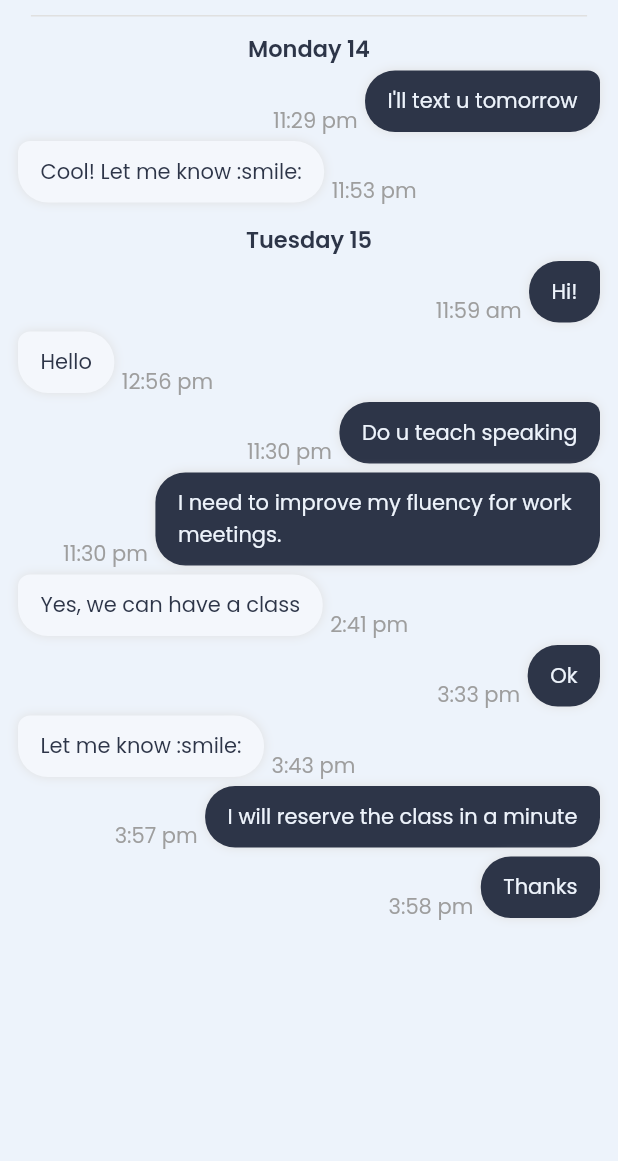
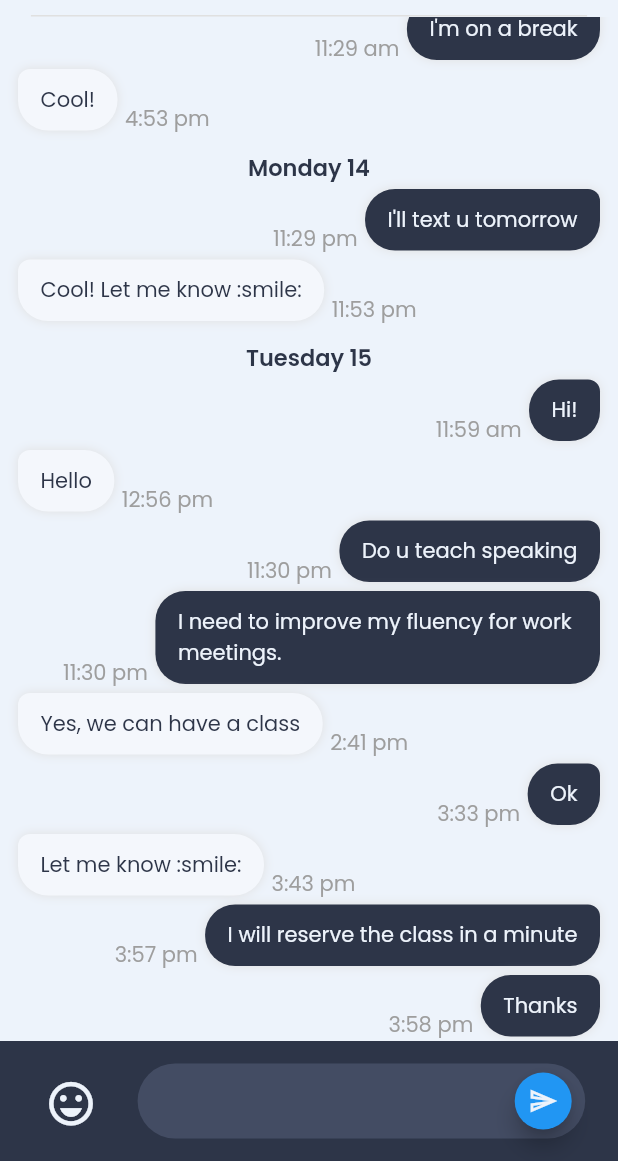
Before and after one commit to JoelBorrero/paikee_flutter, a Flutter app: the ChatView screen opened directly with empty values, on a phone screen of 412 x 824 dp, the part 75-1236 px from its top. Run offline on Flutter 3.47's test engine with Material 2 defaults, Android fonts, the light colour scheme and no system bars; our stand-ins replace badges, bloc, dio, equatable, flutter_secure_storage, google_fonts and 1 more; accounts and stored records are empty; network calls fail.

Commit message:
chat and taken classes

```diff
--- a/lib/backend/auth.dart
+++ b/lib/backend/auth.dart
@@ -48,4 +48,5 @@ Future<User> loginDemo(String email, String password) async {
 Future logout() async {
   final prefs = await SharedPreferences.getInstance();
   prefs.remove("user");
+  print("logged out succesfully");
 }
--- a/lib/main.dart
+++ b/lib/main.dart
@@ -59,7 +59,7 @@ class _WrapperState extends State<Wrapper> {
     bool authenticated = (_user?.id ?? -1) >= 0;
     return Scaffold(
       body: authenticated ? MainView(user: _user!) : const Authentication(),
-      resizeToAvoidBottomInset: false,
+      // resizeToAvoidBottomInset: false,
     );
   }
 }
--- a/lib/screens/home/main_view.dart
+++ b/lib/screens/home/main_view.dart
@@ -4,6 +4,8 @@ import 'package:paikee/backend/models/user.dart';
 import 'package:paikee/screens/home/messages/messages_list.dart';
 import 'package:paikee/screens/home/profile.dart';
 import 'package:paikee/screens/home/rooms.dart';
+import 'package:paikee/screens/home/scheduled/scheduled.dart';
+import 'package:paikee/screens/home/scheduled/scheduled_classes.dart';
 import 'package:paikee/widgets/components/navigation_bar.dart';
 
 PageController _mainController = PageController();
@@ -29,7 +31,7 @@ class _MainViewState extends State<MainView> {
               const Rooms(),
               const Messages(),
               const Center(child: Text("HOME")),
-              const Center(child: Text("BOOK")),
+              const Scheduled(),
               Profile(user: widget.user)
             ],
           ),
--- /dev/null
+++ b/lib/screens/home/messages/bottom_text_bar.dart
@@ -0,0 +1,75 @@
+import 'package:flutter/material.dart';
+
+class BottomTextBar extends StatefulWidget {
+  final TextEditingController controller;
+  final Function onSend;
+  const BottomTextBar(
+      {Key? key, required this.controller, required this.onSend})
+      : super(key: key);
+
+  @override
+  State<BottomTextBar> createState() => _BottomTextBarState();
+}
+
+class _BottomTextBarState extends State<BottomTextBar> {
+  @override
+  Widget build(BuildContext context) {
+    ThemeData theme = Theme.of(context);
+    double width = MediaQuery.of(context).size.width;
+    return Container(
+      color: theme.primaryColorDark,
+      height: 80,
+      padding: const EdgeInsets.symmetric(vertical: 15),
+      child: Row(
+        mainAxisAlignment: MainAxisAlignment.spaceEvenly,
+        children: [
+          IconButton(
+              onPressed: () {
+                print("emoji");
+              },
+              icon: Icon(
+                Icons.emoji_emotions_outlined,
+                size: 35,
+                color: theme.scaffoldBackgroundColor,
+              )),
+          Container(
+            decoration: BoxDecoration(
+              color: const Color(0xFF434C63),
+              borderRadius: BorderRadius.circular(50),
+            ),
+            padding: const EdgeInsets.only(bottom: 6, left: 10, top: 6),
+            height: 50,
+            child: SizedBox(
+              width: width * 0.7,
+              child: TextField(
+                style: theme.textTheme.bodyLarge
+                    ?.copyWith(color: theme.scaffoldBackgroundColor),
+                expands: true,
+                minLines: null,
+                maxLines: null,
+                cursorColor: theme.scaffoldBackgroundColor,
+                decoration: InputDecoration(
+                  contentPadding: const EdgeInsets.only(left: 10),
+                  border: InputBorder.none,
+                  suffixIcon: FloatingActionButton(
+                    onPressed: () {
+                      setState(() {
+                        widget.onSend(widget.controller.text);
+                      });
+                    },
+                    child: Icon(
+                      Icons.send_outlined,
+                      color: theme.scaffoldBackgroundColor,
+                      size: 20,
+                    ),
+                  ),
+                ),
+                textAlignVertical: TextAlignVertical.center,
+              ),
+            ),
+          ),
+        ],
+      ),
+    );
+  }
+}
--- a/lib/screens/home/messages/chat_view.dart
+++ b/lib/screens/home/messages/chat_view.dart
@@ -2,17 +2,11 @@ import 'package:flutter/material.dart';
 
 import 'package:paikee/backend/models/chat_list.dart';
 import 'package:paikee/backend/models/messages.dart';
+import 'package:paikee/screens/home/messages/bottom_text_bar.dart';
 import 'package:paikee/widgets/components/message_bubble.dart';
 import 'package:paikee/widgets/components/text_components.dart';
 
 const List messages = [
-  {
-    "date": "Monday 14",
-    "messages": [
-      {"sent": true, "date": "11:29 pm", "text": "I'll text u tomorrow"},
-      {"sent": false, "date": "11:53 pm", "text": "Cool! Let me know :smile:"},
-    ]
-  },
   {
     "date": "Tuesday 15",
     "messages": [
@@ -35,7 +29,28 @@ const List messages = [
       {"sent": true, "date": "3:58 pm", "text": "Thanks"},
     ]
   },
+  {
+    "date": "Monday 14",
+    "messages": [
+      {"sent": true, "date": "11:29 pm", "text": "I'll text u tomorrow"},
+      {"sent": false, "date": "11:53 pm", "text": "Cool! Let me know :smile:"},
+    ]
+  },
+  {
+    "date": "Sunday 13",
+    "messages": [
+      {"sent": true, "date": "11:29 am", "text": "I'm on a break"},
+      {"sent": false, "date": "4:53 pm", "text": "Cool!"},
+    ]
+  }
 ];
+
+TextEditingController _controller = TextEditingController();
+
+onSend(String value) {
+  print(value);
+  print(_controller.text);
+}
 
 class ChatView extends StatefulWidget {
   final Chat chat;
@@ -94,6 +109,9 @@ class _ChatViewState extends State<ChatView> {
           ],
         ),
       ),
+      bottomNavigationBar:
+          BottomTextBar(controller: _controller, onSend: onSend),
+      resizeToAvoidBottomInset: true,
     );
   }
 }
@@ -105,6 +123,7 @@ class MessagesListView extends StatelessWidget {
   Widget build(BuildContext context) {
     return Flexible(
       child: ListView.builder(
+        reverse: true,
         padding: const EdgeInsets.symmetric(horizontal: 12),
         itemCount: messages.length,
         itemBuilder: (_, i) => SingleDayMessages(
--- a/lib/screens/home/messages/messages_list.dart
+++ b/lib/screens/home/messages/messages_list.dart
@@ -28,7 +28,8 @@ class _MessagesState extends State<Messages> {
                 return const Center(child: CircularProgressIndicator());
               }
               return _ChatList(chats: snapshot.data!.data);
-              }),
+            },
+          ),
         ),
       ],
     );
--- /dev/null
+++ b/lib/screens/home/scheduled/scheduled_classes.dart
@@ -0,0 +1,134 @@
+import 'package:flutter/material.dart';
+import 'package:paikee/widgets/components/elevated_card.dart';
+
+import 'package:paikee/widgets/components/text_components.dart';
+import 'package:paikee/widgets/modules/date_scheduled_classes.dart';
+
+const List data = [
+  {
+    "date": "Hoy",
+    "values": [
+      {
+        "id": 1,
+        "color": 0xFF007EC5,
+        "hour": "10:00 - 13:30",
+        "index": "",
+        "status": "PRÓXIMA",
+        "teacher": {
+          "name": "Camilo Sinera",
+          "avatar": "https://reqres.in/img/faces/1-image.jpg"
+        }
+      },
+      {
+        "id": 1,
+        "color": 0xFF9C27B0,
+        "hour": "11:00 - 14:30",
+        "index": "",
+        "status": "EN DISPUTA",
+        "teacher": {
+          "name": "Sol Micenetti",
+          "avatar": "https://reqres.in/img/faces/3-image.jpg"
+        }
+      },
+    ]
+  },
+  {
+    "date": "Sábado 9/10",
+    "values": [
+      {
+        "id": 1,
+        "color": 0xFF007EC5,
+        "hour": "15:00 - 16:00",
+        "index": "",
+        "status": "PRÓXIMA",
+        "teacher": {
+          "name": "Michael Costas",
+          "avatar": "https://reqres.in/img/faces/5-image.jpg"
+        }
+      },
+      {
+        "id": 1,
+        "color": 0xFF007EC5,
+        "hour": "09:30 - 11:00",
+        "index": "",
+        "status": "PRÓXIMA",
+        "teacher": {
+          "name": "Camila Lozada",
+          "avatar": "https://reqres.in/img/faces/7-image.jpg"
+        }
+      },
+      {
+        "id": 1,
+        "color": 0xFFFFD233,
+        "hour": "16:30 - 18:00",
+        "index": "",
+        "status": "EN ESPERA",
+        "teacher": {
+          "name": "Taya Smith",
+          "avatar": "https://reqres.in/img/faces/9-image.jpg"
+        }
+      },
+    ]
+  },
+  {
+    "date": "Lunes 11/10",
+    "values": [
+      {
+        "id": 1,
+        "color": 0xFF9C27B0,
+        "hour": "16:30 - 18:00",
+        "index": "",
+        "status": "EN DISPUTA",
+        "teacher": {
+          "name": "Taya Smith",
+          "avatar": "https://reqres.in/img/faces/11-image.jpg"
+        }
+      },
+    ]
+  },
+];
+
+class ScheduledClasses extends StatefulWidget {
+  final Function toggle;
+  const ScheduledClasses({Key? key, required this.toggle}) : super(key: key);
+
+  @override
+  State<ScheduledClasses> createState() => _ScheduledClassesState();
+}
+
+class _ScheduledClassesState extends State<ScheduledClasses> {
+  @override
+  Widget build(BuildContext context) {
+    ThemeData theme = Theme.of(context);
+    return Column(
+      children: [
+        textH1("Clases agendadas"),
+        const SizedBox(height: 20),
+        Flexible(
+          child: ListView.builder(
+            itemCount: data.length,
+            itemBuilder: (context, index) => DateScheduledClasses(
+                date: data[index]["date"], data: data[index]["values"]),
+          ),
+        ),
+        ElevatedCard(
+          margin: const EdgeInsets.all(20),
+          paintBorder: true,
+          onTap: (() {
+            widget.toggle(0.0);
+          }),
+          child: Row(
+            mainAxisAlignment: MainAxisAlignment.spaceBetween,
+            children: [
+              const Text("Ver clases tomadas"),
+              Icon(
+                Icons.refresh,
+                color: theme.primaryColorDark,
+              )
+            ],
+          ),
+        ),
+      ],
+    );
+  }
+}
--- a/lib/widgets/components/rounded_top_card.dart
+++ b/lib/widgets/components/rounded_top_card.dart
@@ -1,10 +1,12 @@
 import 'package:flutter/material.dart';
 
 Widget roundedTopCard(
-        {required Color color, required Widget child, double marginTop = 50}) =>
+        {required Color color, double marginTop = 50, required Widget child}) =>
     Container(
         decoration: BoxDecoration(
-          borderRadius: const BorderRadius.vertical(top: Radius.circular(30)),
+          borderRadius: const BorderRadius.vertical(
+            top: Radius.circular(30),
+          ),
           color: color,
         ),
         margin: EdgeInsets.only(top: marginTop),
```
Also changed, not shown: lib/screens/home/profile.dart (+5 -2 lines), lib/screens/home/scheduled/classes_taken.dart (added, +46 -0 lines), lib/screens/home/scheduled/scheduled.dart (added, +58 -0 lines), lib/widgets/components/elevated_card.dart (+27 -13 lines), lib/widgets/components/social_login_buttons.dart (+7 -4 lines). Lines whose indentation alone changed are shown as unchanged.
